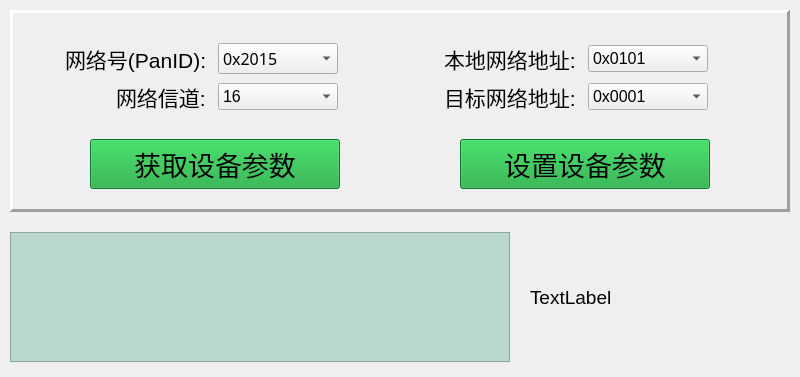
Old version of the form setting/tableWidget/zigbeesetting.ui in the repository qq930248524/HAPH_QT.
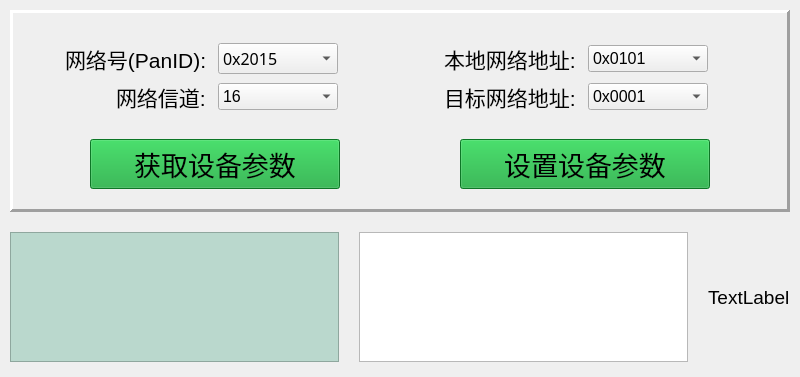
New version of the form.

```diff
--- a/setting/tableWidget/zigbeesetting.ui
+++ b/setting/tableWidget/zigbeesetting.ui
@@ -584,6 +584,9 @@
          </property>
         </widget>
        </item>
+       <item>
+        <widget class="QGraphicsView" name="graphicsView"/>
+       </item>
        <item>
         <widget class="QLabel" name="label">
          <property name="text">
```
